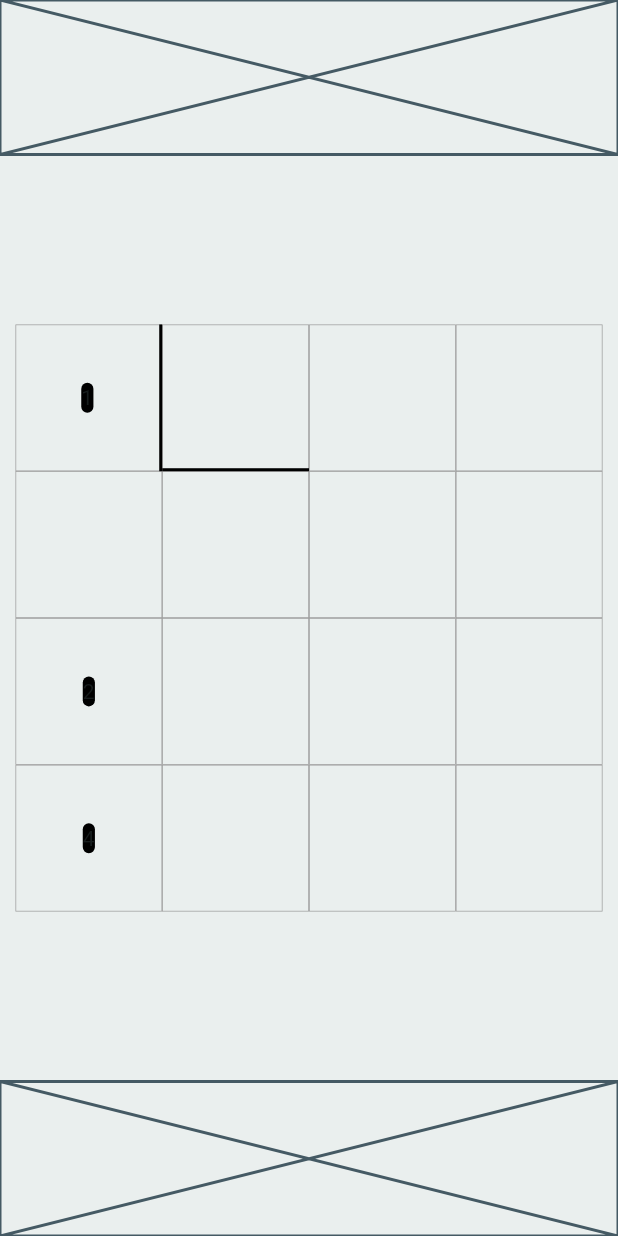
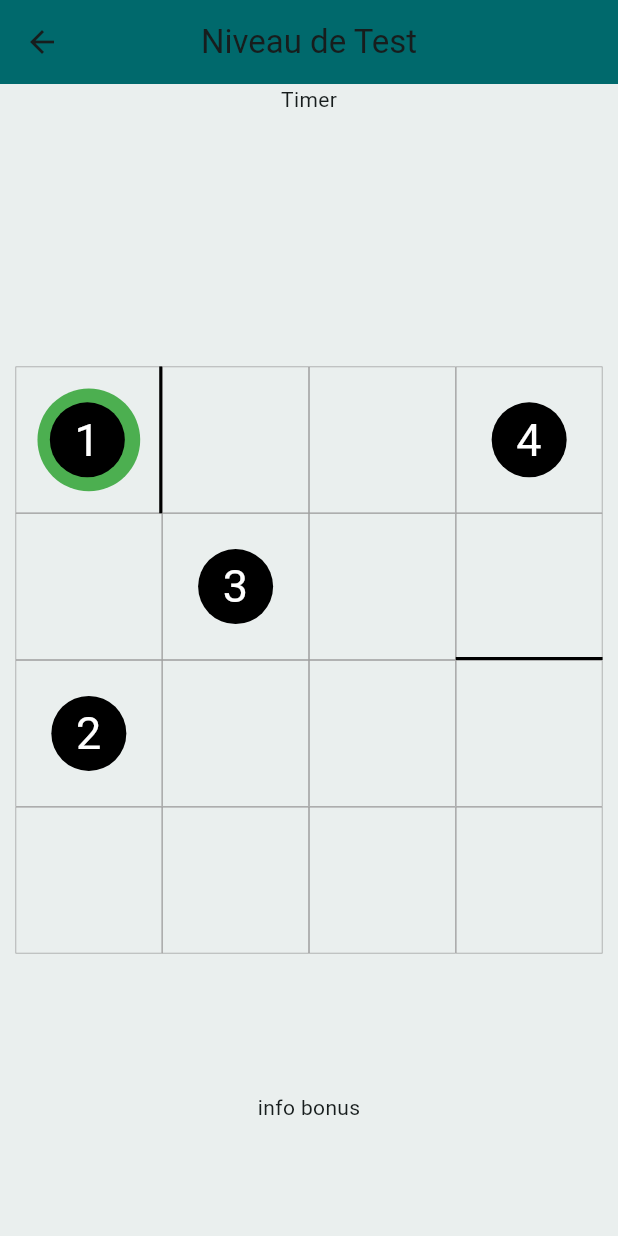
Before and after one commit to Alerwann/logicgamme, a Flutter app: the screen it shows after launch, after a tap on "Niveau test", on a phone screen of 412 x 824 dp. Run offline on Flutter 3.47's test engine with Material 3 defaults, Android fonts, the phone set to English and light mode, and no system bars; our stand-ins replace flutter_riverpod, google_fonts, hive, hive_flutter; accounts and stored records are empty.

Commit message:
feat: Implement path drawing on game board and refine money initialization logic

```diff
--- a/analysis_options.yaml
+++ b/analysis_options.yaml
@@ -7,6 +7,9 @@
 
 # The following line activates a set of recommended lints for Flutter apps,
 # packages, and plugins designed to encourage good coding practices.
+analyzer:
+  errors:
+    avoid_print: ignore
 include: package:flutter_lints/flutter.yaml
 
 linter:
--- a/lib/main.dart
+++ b/lib/main.dart
@@ -5,6 +5,7 @@ import 'package:clean_temp/models/level/level_model.dart';
 import 'package:clean_temp/models/money/money_model.dart';
 import 'package:clean_temp/pages/home/home_botom_bar.dart';
 import 'package:flutter/material.dart';
+import 'package:flutter_riverpod/flutter_riverpod.dart';
 import 'package:hive_flutter/hive_flutter.dart';
 
 import 'models/case/case_model.dart';
@@ -22,7 +23,7 @@ void main() async {
 
   runApp(
     // les providers avec Multiprovider(providers:[])
-    const MyApp(),
+   const ProviderScope(child: MyApp()),
   );
 }
 
--- a/lib/models/money/money_model.dart
+++ b/lib/models/money/money_model.dart
@@ -34,7 +34,8 @@ class MoneyModel extends HiveObject {
       bestLevel: 0,
       bonusDaily: 3,
       gemeStock: 0,
-      freeHardBonus: 1,
+      freeHardBonus: 0,
+      // freeHardBonus: 1,
     );
   }
 ///Utilise la copy pour te pas casser l'immuabilité du modèle
--- a/lib/pages/game_page.dart
+++ b/lib/pages/game_page.dart
@@ -1,9 +1,10 @@
 import 'package:clean_temp/models/level/level_model.dart';
-// import 'package:clean_temp/services/game_manager.dart';
+import 'package:clean_temp/services/game_manager.dart';
 import 'package:clean_temp/widget/case_widget.dart';
+import 'package:clean_temp/widget/path_painter.dart';
 // import 'package:clean_temp/widget/game_grid_backgroung.dart';
-import 'package:clean_temp/widget/top_banner_widget.dart';
-import 'package:clean_temp/widget/bottom_tools_widget.dart';
+// import 'package:clean_temp/widget/top_banner_widget.dart';
+// import 'package:clean_temp/widget/bottom_tools_widget.dart';
 import 'package:flutter/material.dart';
 import 'package:flutter_riverpod/flutter_riverpod.dart';
 
@@ -14,27 +15,30 @@ class GamePage extends ConsumerWidget {
   @override
   Widget build(BuildContext context, WidgetRef ref) {
     // On écoute le manager pour reconstruire l'UI à chaque mouvement
-    // final session = ref.watch(gameManagerProvider(level));
+
+    final session = ref.watch(gameManagerProvider(level));
 
     return Scaffold(
-      body: Column(
+      appBar: AppBar(title: Text("Niveau de Test"),),
+      body: SafeArea(
+        child: Column(
           children: [
             // 1/8 : Bandeau Timer / Monnaie (Haut)
-          Expanded(flex: 1, child: TopBannerWidget()),
+             Expanded(flex: 1, child: Text("Timer")),
 
             Expanded(
               flex: 6,
               child: LayoutBuilder(
                 builder: (context, constraints) {
+                  final sizeGrid = constraints.biggest.shortestSide * 0.95;
 
-                final sizeGrid = constraints.maxWidth * 0.95;
-                return // Dans ta GamePage, au moment de construire la zone de jeu :
-                Center(
+                  return Center(
                     child: SizedBox(
                       width: sizeGrid,
                       height: sizeGrid,
                       child: Stack(
                         children: [
+                          // Grille de fond
                           GridView.builder(
                             physics: const NeverScrollableScrollPhysics(),
                             gridDelegate:
@@ -51,12 +55,15 @@ class GamePage extends ConsumerWidget {
                               ),
                             ),
                           ),
-
+                          //  Dessin du shéma
+                          RepaintBoundary(
+                            child: CustomPaint(
+                              size: Size(sizeGrid, sizeGrid),
+                              painter: PathPainter(state: session),
+                            ),
+                          ),
+                          // dessin des cases
                           CaseWidget(level: level),
-
-
-
-
                         ],
                       ),
                     ),
@@ -66,8 +73,9 @@ class GamePage extends ConsumerWidget {
             ),
 
             // 1/8 : Barre d'outils / Bonus (Bas)
-          Expanded(flex: 1, child: BottomToolsWidget()),
+            Expanded(flex: 1, child: Text("info bonus")),
           ],
+        ),
       ),
     );
   }
--- a/lib/providers/money_provider.dart
+++ b/lib/providers/money_provider.dart
@@ -5,5 +5,6 @@ import 'package:hive/hive.dart';
 
 final moneyProvider = Provider<MoneyModel>((ref) {
   final box = Hive.box<MoneyModel>(Constants.moneyBox);
-  return box.getAt(0) ?? MoneyModel.initial();
+
+return box.isEmpty ? MoneyModel.initial() : box.getAt(0)!;
 });
--- a/lib/services/game_manager.dart
+++ b/lib/services/game_manager.dart
@@ -67,8 +67,10 @@ class GameManager extends StateNotifier<SessionState> {
   ) {
     return SessionState(
       levelConfig: niveau,
-      roadList: [niveau.firstCase],
-      roadSet: {niveau.firstCase},
+      // roadList: [niveau.firstCase],
+      roadList: [CaseModel(xValue: 0, yValue: 0, wallV: true, numberTag: 1)],
+      // roadSet: {niveau.firstCase},
+      roadSet: {CaseModel(xValue: 0, yValue: 0, wallV: true, numberTag: 1)},
       lastTagSave: 1,
       statutPartie: EtatGame.loading,
       difficultyMode: TypeDifficulty.normal,
@@ -152,7 +154,8 @@ class GameManager extends StateNotifier<SessionState> {
       progress += step;
 
       if (progress < 1.0) {
-        state = state.copyWith(animationProgress: progress);
+        print("❓ result datapainting : ${result.dataPainting!.startCoord.$1}");
+        state = state.copyWith(animationProgress: progress, dataPainting: result.dataPainting!);
       } else {
         timer.cancel();
 
@@ -421,7 +424,9 @@ final gameManagerProvider =
       level,
     ) {
       final hiveService = ref.read(hiveServiceProvider);
+
       final moveManagerService = MoveManagerService();
+
       final moneyService = ref.read(moneyServiceProvider);
 
       final initialMoney = ref.read(moneyProvider);
--- a/lib/services/hive_service.dart
+++ b/lib/services/hive_service.dart
@@ -20,6 +20,7 @@ class HiveService {
   /// le string permet de retourner le commentaire à afficher
   ///
   (bool, String) initLevels() {
+    print("❓initialisation des niveaux");
     List<LevelsImport> allLevels = AllLevel.getDefaultList();
 
     if (allLevels.isEmpty || allLevels.length > allLevels.toSet().length) {
@@ -49,7 +50,7 @@ class HiveService {
           cases: casesFinales,
           firstCase: firstCase,
           maxTag: maxTag,
-          size:  result.size!,
+          size: result.size!,
         );
         levelsBox.put(i, value);
       } else if (!result.success) {
@@ -128,6 +129,7 @@ class HiveService {
         bool? wallV;
 
         final cle = (x, y);
+        print("dasn double boucle : $x");
 
         wallH = levelImport.wallH.isNotEmpty && levelImport.wallH.contains(cle)
             ? true
@@ -200,6 +202,6 @@ class ResultLevelGenerator {
     this.cases,
     this.firstTagCase,
     this.maxTag,
-    this.size
+    this.size,
   });
 }
--- a/lib/widget/case_widget.dart
+++ b/lib/widget/case_widget.dart
@@ -57,13 +57,19 @@ class _CaseWidgetState extends ConsumerState<CaseWidget> {
             child: levelCaseData.numberTag != null
                 ? Center(
                     child: Container(
+                      width: 50,
+                      height: 50,
+
                       decoration: BoxDecoration(
                         color: Colors.black,
-                        borderRadius: BorderRadius.circular(25),
+                        borderRadius: BorderRadius.circular(50),
                       ),
-                      child: Text(
-                        levelCaseData.numberTag.toString(),
-                        textAlign: TextAlign.center,
+                      child: Center(
+                        child: Text(
+                          levelCaseData.numberTag.toString(),
+                          textAlign: TextAlign.center,
+                          style: TextStyle(color: Colors.white, fontSize: 30),
+                        ),
                       ),
                     ),
                   )
--- /dev/null
+++ b/lib/widget/path_painter.dart
@@ -0,0 +1,80 @@
+import 'package:clean_temp/utils/calcul_coordonnee.dart';
+import 'package:flutter/material.dart';
+import 'package:clean_temp/models/session_state.dart';
+
+class PathPainter extends CustomPainter {
+  final SessionState state;
+
+  PathPainter({required this.state});
+
+  @override
+  void paint(Canvas canvas, Size size) {
+    // print("🎨 Dessin en cours... Progrès : ${state.animationProgress}");
+    // print("🔍 state info : ${state.dataPainting} ");
+    final double cellSize = size.width / state.levelConfig.size;
+
+    final paint = Paint()
+      ..color = Colors.green
+      ..strokeWidth = cellSize / 2
+      ..style = PaintingStyle.stroke
+      ..strokeCap = StrokeCap.round
+      ..strokeJoin = StrokeJoin.round;
+
+    // BLOC 1 : Le chemin permanent (Le Passé)
+
+    if (state.roadList.isNotEmpty) {
+      final roadPath = Path();
+      final firstCenter = CalculCoordonnee.centerCaseWithCoord((
+        state.roadList.first.xValue,
+        state.roadList.first.yValue,
+      ), cellSize);
+
+      if (state.roadList.length == 1) {
+        canvas.drawCircle(
+          Offset(firstCenter.$1, firstCenter.$2),
+          cellSize * 0.35,
+          paint..style = PaintingStyle.fill,
+        );
+
+        paint.style = PaintingStyle.stroke;
+      } else {
+        roadPath.moveTo(firstCenter.$1, firstCenter.$2);
+        for (int i = 1; i < state.roadList.length; i++) {
+          final c = state.roadList[i];
+          final center = CalculCoordonnee.centerCaseWithCoord((
+            c.xValue,
+            c.yValue,
+          ), cellSize);
+          roadPath.lineTo(center.$1, center.$2);
+        }
+        canvas.drawPath(roadPath, paint);
+      }
+    }
+
+    // BLOC 2 : Le trait animé (Le Présent)
+    if (state.dataPainting != null) {
+      print("🔍If du bloc2");
+      final offsets = CalculCoordonnee.dataForPainting(
+        state.dataPainting!,
+        cellSize,
+      );
+      print(offsets.startOffset.$2);
+      print(offsets.endOffset.$2);
+      final start = Offset(offsets.startOffset.$1, offsets.startOffset.$2);
+      final end = Offset(offsets.endOffset.$1, offsets.endOffset.$2);
+
+      // Interpolation entre le début et la fin selon le progrès
+      final currentEnd = Offset.lerp(start, end, state.animationProgress ?? 0);
+
+      if (currentEnd != null) {
+        canvas.drawLine(start, currentEnd, paint);
+      }
+    }
+  }
+
+  @override
+  bool shouldRepaint(covariant PathPainter oldDelegate) {
+    return oldDelegate.state.roadList != state.roadList ||
+        oldDelegate.state.animationProgress != state.animationProgress;
+  }
+}
```
Also changed, not shown: lib/pages/home/home_botom_bar.dart (+16 -22 lines), lib/services/move_manager_service.dart (+5 -3 lines), lib/utils/calcul_coordonnee.dart (+9 -19 lines), 2 other files. Lines whose indentation alone changed are shown as unchanged.
